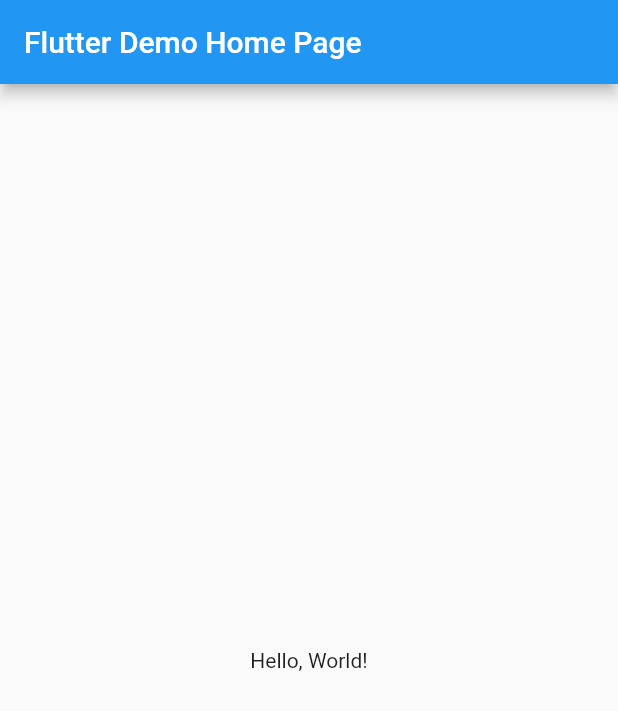
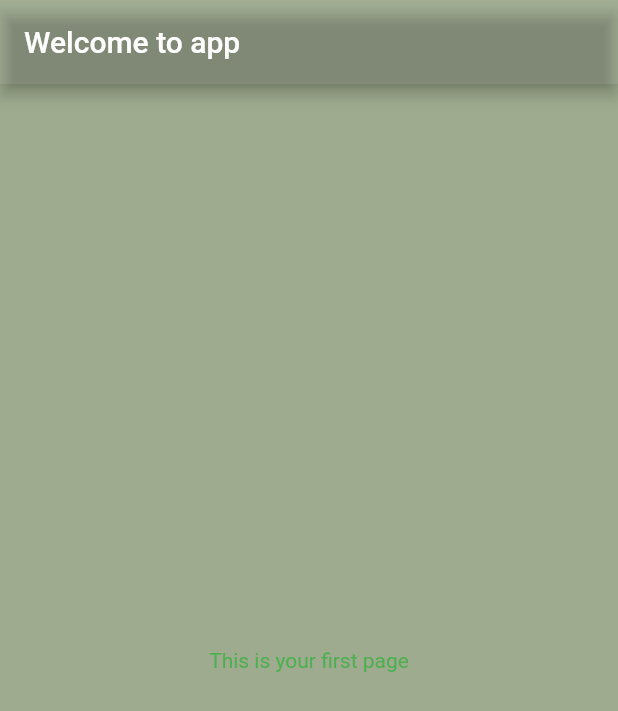
Before and after one commit to aryaglekshmi/flutter-intro-app, a Flutter app: the screen it shows after launch, on a phone screen of 412 x 824 dp. Shown: the top 711 px of the screen. Run offline on Flutter 3.47's test engine with Material 2 defaults, Android fonts, the phone set to English and light mode, and no system bars.

Commit message:
Initial commit -  flutter app changes

```diff
--- a/lib/main.dart
+++ b/lib/main.dart
@@ -1,39 +1,35 @@
 import 'package:flutter/material.dart';
 
-void main() => runApp(MyApp());
+void main() {
+  runApp(myApp());
+}
 
-class MyApp extends StatelessWidget {
-  // This widget is the root of your application.
+class myApp extends StatelessWidget {
+  const myApp({Key? key}) : super(key: key);
+
   @override
   Widget build(BuildContext context) {
     return MaterialApp(
-      // Application name
-      title: 'Flutter Hello World',
-      // Application theme data, you can set the colors for the application as
-      // you want
-      theme: ThemeData(
-        primarySwatch: Colors.blue,
-      ),
-      // A widget which will be started on application startup
-      home: MyHomePage(title: 'Flutter Demo Home Page'),
+      theme: ThemeData(primaryColor: Colors.white60),
+      home: HomeScreen(),
     );
   }
 }
 
-class MyHomePage extends StatelessWidget {
-  final String title;
-  const MyHomePage({Key? key, required this.title}) : super(key: key);
-
+class HomeScreen extends StatelessWidget {
+  const HomeScreen({Key? key}) : super(key: key);
   @override
   Widget build(BuildContext context) {
     return Scaffold(
+      backgroundColor: Color(0xff9eab8e),
       appBar: AppBar(
-        // The title text which will be shown on the action bar
-        title: Text(title),
+        backgroundColor: Colors.white10,
+        title: const Text("Welcome to app"),
       ),
-      body: Center(
+      body: const Center(
         child: Text(
-          'Hello, World!',
+          "This is your first page",
+          style: TextStyle(color: Colors.green),
         ),
       ),
     );
```
